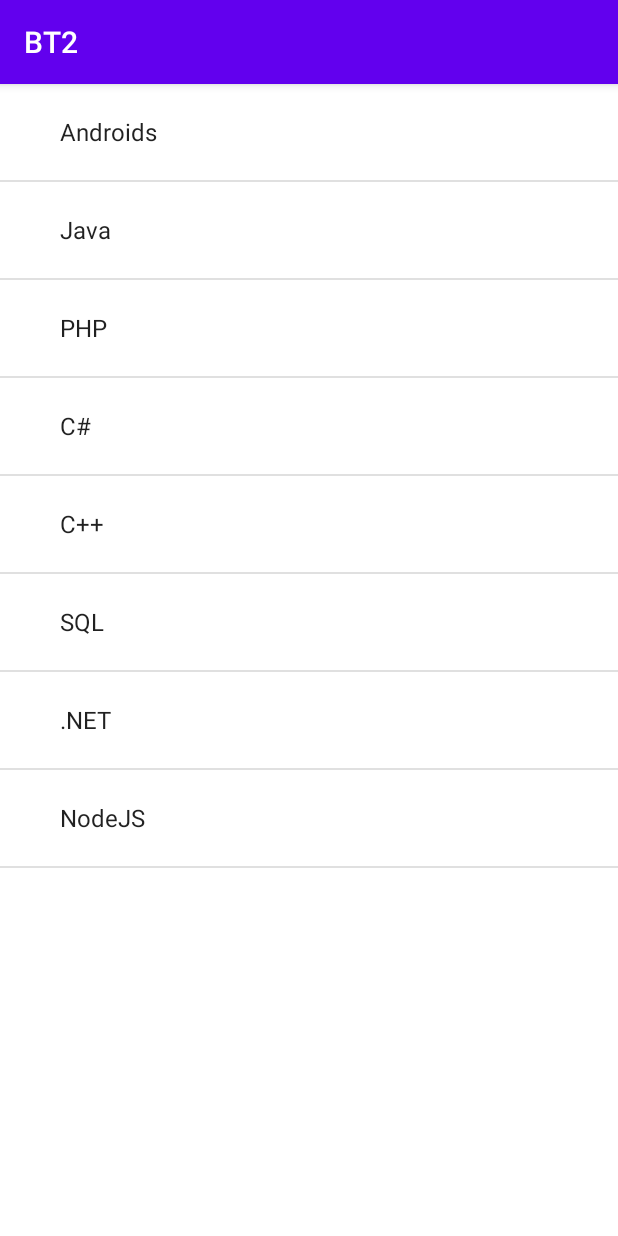
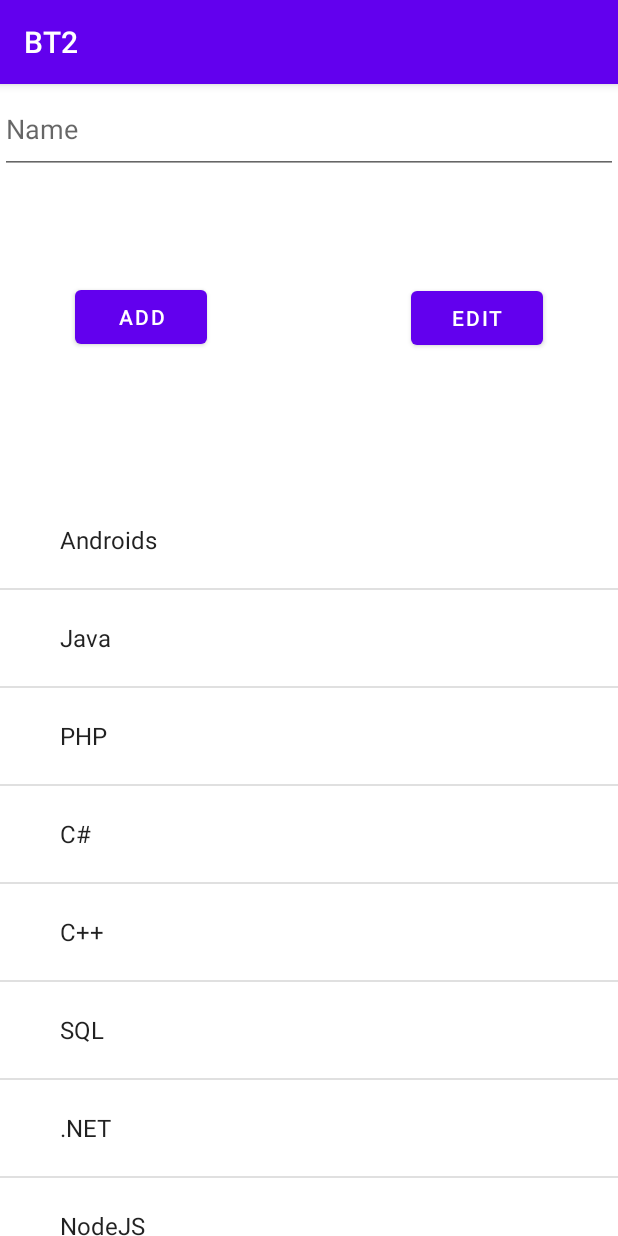
Before and after one commit to trinhnam12345z/Androids-exercises-ss2, an Android app: the screen it shows after launch (ListViewCoBan), on a phone screen of 412 x 824 dp. Run offline under Robolectric (Android 15) with nearby library versions, the phone set to English and light mode, and no system bars.

Commit message:
CRUD - Dialog list

```diff
--- a/app/src/main/java/com/trinhnam12345z/bt2/ListViewCoBan.java
+++ b/app/src/main/java/com/trinhnam12345z/bt2/ListViewCoBan.java
@@ -1,16 +1,22 @@
 package com.trinhnam12345z.bt2;
 
+import androidx.appcompat.app.AlertDialog;
 import androidx.appcompat.app.AppCompatActivity;
 
+import android.content.DialogInterface;
 import android.os.Bundle;
 import android.view.View;
 import android.widget.AdapterView;
 import android.widget.ArrayAdapter;
+import android.widget.Button;
+import android.widget.EditText;
 import android.widget.ListView;
+import android.widget.Toast;
 
 import java.util.ArrayList;
 
 public class ListViewCoBan extends AppCompatActivity {
+    int vitri = -1;
 
     @Override
     protected void onCreate(Bundle savedInstanceState) {
@@ -18,6 +24,9 @@ public class ListViewCoBan extends AppCompatActivity {
         setContentView(R.layout.activity_list_view_co_ban);
 
         ListView listMonhoc = findViewById(R.id.ListMonHoc);
+        EditText editTenmonhoc = findViewById((R.id.editTenMonHoc));
+        Button btnAddmonhoc = findViewById(R.id.btnAddMonHoc);
+        Button btnEditmonhoc = findViewById(R.id.btnEditMonHoc);
 
         ArrayList<String> arrMonhoc = new ArrayList<>();
         arrMonhoc.add("Androids");
@@ -31,10 +40,53 @@ public class ListViewCoBan extends AppCompatActivity {
 
         ArrayAdapter adapter = new ArrayAdapter(this, android.R.layout.simple_expandable_list_item_1, arrMonhoc);
         listMonhoc.setAdapter(adapter);
+
         listMonhoc.setOnItemClickListener(new AdapterView.OnItemClickListener() {
             @Override
             public void onItemClick(AdapterView<?> adapterView, View view, int i, long l) {
+                vitri = i;
+                editTenmonhoc.setText(arrMonhoc.get(i));
+            }
+        });
 
+        listMonhoc.setOnItemLongClickListener(new AdapterView.OnItemLongClickListener() {
+            @Override
+            public boolean onItemLongClick(AdapterView<?> adapterView, View view, int ii, long l) {
+//                Toast.makeText(ListViewCoBan.this, "Giữ : "+arrMonhoc.get(i),Toast.LENGTH_SHORT).show();
+                AlertDialog.Builder builder = new AlertDialog.Builder(ListViewCoBan.this);
+                builder.setTitle("Xác nhận ");
+                builder.setMessage("Bạn có chắc chắn xóa không ?");
+                builder.setPositiveButton("Đồng ý", new DialogInterface.OnClickListener() {
+                    @Override
+                    public void onClick(DialogInterface dialogInterface, int i) {
+                        arrMonhoc.remove(ii);
+                        adapter.notifyDataSetChanged();
+                    }
+                });
+                builder.setNegativeButton("Không đồng ý", new DialogInterface.OnClickListener() {
+                    @Override
+                    public void onClick(DialogInterface dialogInterface, int i) {
+                        dialogInterface.cancel();
+                    }
+                });
+                builder.create().show();
+                return false;
+            }
+        });
+
+        btnAddmonhoc.setOnClickListener(new View.OnClickListener() {
+            @Override
+            public void onClick(View view) {
+                arrMonhoc.add(editTenmonhoc.getText().toString());
+                adapter.notifyDataSetChanged();
+            }
+        });
+
+        btnEditmonhoc.setOnClickListener(new View.OnClickListener() {
+            @Override
+            public void onClick(View view) {
+                arrMonhoc.set(vitri,editTenmonhoc.getText().toString());
+                adapter.notifyDataSetChanged();
             }
         });
     }
--- a/app/src/main/java/com/trinhnam12345z/bt2/MainActivity.java
+++ b/app/src/main/java/com/trinhnam12345z/bt2/MainActivity.java
@@ -29,8 +29,8 @@ public class MainActivity extends AppCompatActivity {
 
         if(username.equals("admin") && password.equals("admin")){
             Intent GT = new Intent(MainActivity.this,GiaiThua.class);
+            GT.putExtra("username", username);
             startActivity(GT);
-            GT.putExtra("username", username);
         }else{
             Toast.makeText(MainActivity.this,"Đăng nhập thất bại !",Toast.LENGTH_LONG).show();
         }
--- a/app/src/main/res/layout/activity_list_view_co_ban.xml
+++ b/app/src/main/res/layout/activity_list_view_co_ban.xml
@@ -9,10 +9,44 @@
     <ListView
         android:id="@+id/ListMonHoc"
         android:layout_width="match_parent"
-        android:layout_height="match_parent"
+        android:layout_height="496dp"
+        app:layout_constraintBottom_toBottomOf="parent"
+        app:layout_constraintEnd_toEndOf="parent"
+        app:layout_constraintHorizontal_bias="1.0"
+        app:layout_constraintStart_toStartOf="parent" />
 
-        app:layout_constraintBottom_toBottomOf="parent"
+    <EditText
+        android:id="@+id/editTenMonHoc"
+        android:layout_width="match_parent"
+        android:layout_height="60dp"
+        android:ems="10"
+        android:inputType="textPersonName"
+        android:hint="Name"
         app:layout_constraintEnd_toEndOf="parent"
         app:layout_constraintStart_toStartOf="parent"
         app:layout_constraintTop_toTopOf="parent" />
+
+    <Button
+        android:id="@+id/btnAddMonHoc"
+        android:layout_width="wrap_content"
+        android:layout_height="wrap_content"
+        android:layout_marginStart="50dp"
+        android:layout_marginTop="20dp"
+        android:layout_marginBottom="20dp"
+        android:text="ADD"
+        app:layout_constraintBottom_toTopOf="@+id/ListMonHoc"
+        app:layout_constraintStart_toStartOf="parent"
+        app:layout_constraintTop_toBottomOf="@+id/editTenMonHoc"
+        app:layout_constraintVertical_bias="0.413" />
+
+    <Button
+        android:id="@+id/btnEditMonHoc"
+        android:layout_width="wrap_content"
+        android:layout_height="wrap_content"
+        android:layout_marginEnd="50dp"
+        android:text="Edit"
+        app:layout_constraintBottom_toTopOf="@+id/ListMonHoc"
+        app:layout_constraintEnd_toEndOf="parent"
+        app:layout_constraintTop_toBottomOf="@+id/editTenMonHoc"
+        app:layout_constraintVertical_bias="0.44" />
 </androidx.constraintlayout.widget.ConstraintLayout>
```
Also changed, not shown: app/src/main/java/com/trinhnam12345z/bt2/GiaiThua.java (+7 -8 lines).
